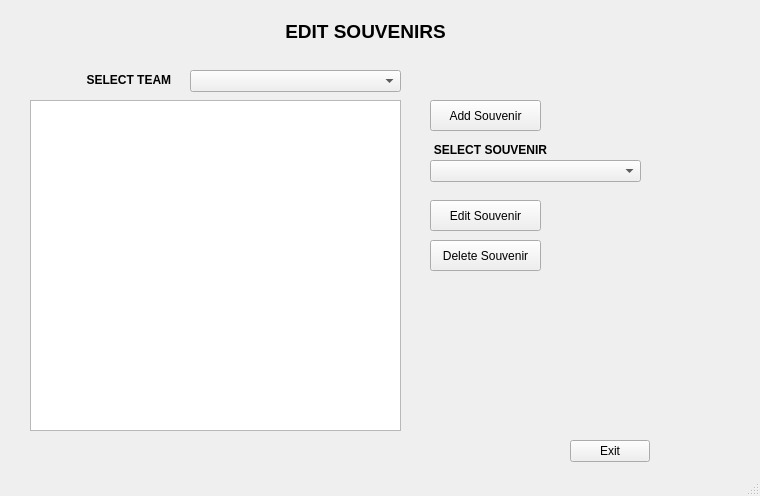
Above: StadiumTourProject/mainwindow.ui from joeyCampbelll/CS1D-Project-2 before the change. Below: the same form after it.
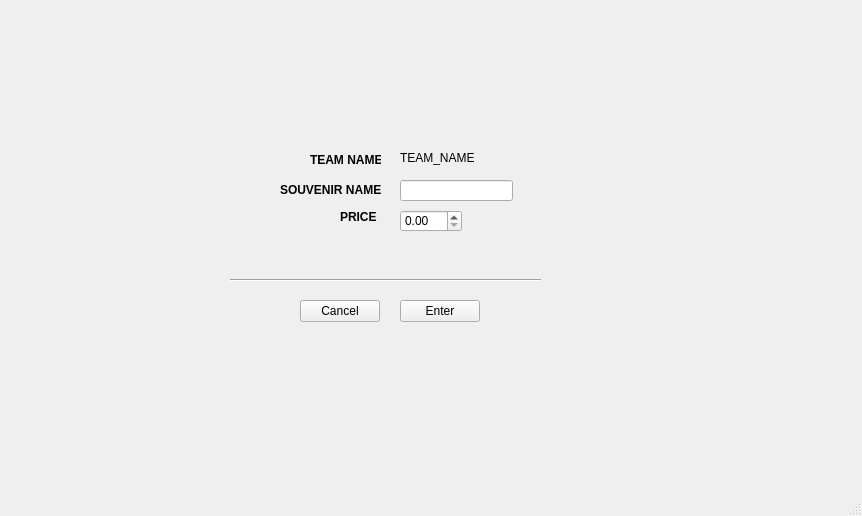
That is the form after the change. The open tabs and pages were chosen to show the change.

Diff of the .ui file:
```diff
--- a/StadiumTourProject/mainwindow.ui
+++ b/StadiumTourProject/mainwindow.ui
@@ -6,8 +6,8 @@
    <rect>
     <x>0</x>
     <y>0</y>
-    <width>760</width>
-    <height>496</height>
+    <width>862</width>
+    <height>516</height>
    </rect>
   </property>
   <property name="windowTitle">
@@ -17,8 +17,8 @@
    <widget class="QStackedWidget" name="stackedWidget">
     <property name="geometry">
      <rect>
-      <x>20</x>
-      <y>0</y>
+      <x>0</x>
+      <y>10</y>
       <width>831</width>
       <height>481</height>
      </rect>
@@ -325,20 +325,20 @@
      <widget class="QPushButton" name="addSouvenirButton">
       <property name="geometry">
        <rect>
-        <x>410</x>
-        <y>100</y>
+        <x>530</x>
+        <y>140</y>
         <width>111</width>
         <height>31</height>
        </rect>
       </property>
       <property name="text">
-       <string>Add Souvenir</string>
+       <string>Add Souvenir +</string>
       </property>
      </widget>
      <widget class="QPushButton" name="deleteSouvenirButton">
       <property name="geometry">
        <rect>
-        <x>410</x>
+        <x>530</x>
         <y>240</y>
         <width>111</width>
         <height>31</height>
@@ -351,8 +351,8 @@
      <widget class="QPushButton" name="editSouvenirButton">
       <property name="geometry">
        <rect>
-        <x>410</x>
-        <y>200</y>
+        <x>530</x>
+        <y>280</y>
         <width>111</width>
         <height>31</height>
        </rect>
@@ -366,16 +366,16 @@
        <rect>
         <x>10</x>
         <y>100</y>
-        <width>371</width>
-        <height>331</height>
+        <width>501</width>
+        <height>311</height>
        </rect>
       </property>
      </widget>
      <widget class="QLabel" name="souvenirTitle">
       <property name="geometry">
        <rect>
-        <x>240</x>
-        <y>20</y>
+        <x>0</x>
+        <y>0</y>
         <width>211</width>
         <height>21</height>
        </rect>
@@ -387,7 +387,7 @@
      <widget class="QComboBox" name="selectTeamBox">
       <property name="geometry">
        <rect>
-        <x>170</x>
+        <x>110</x>
         <y>70</y>
         <width>211</width>
         <height>22</height>
@@ -397,7 +397,7 @@
      <widget class="QLabel" name="selectTeamTitle">
       <property name="geometry">
        <rect>
-        <x>60</x>
+        <x>10</x>
         <y>70</y>
         <width>101</width>
         <height>21</height>
@@ -410,8 +410,8 @@
      <widget class="QComboBox" name="selectSouvenirBox">
       <property name="geometry">
        <rect>
-        <x>410</x>
-        <y>160</y>
+        <x>530</x>
+        <y>210</y>
         <width>211</width>
         <height>22</height>
        </rect>
@@ -420,8 +420,8 @@
      <widget class="QLabel" name="selectTeamTitle_2">
       <property name="geometry">
        <rect>
-        <x>410</x>
-        <y>140</y>
+        <x>520</x>
+        <y>190</y>
         <width>121</width>
         <height>21</height>
        </rect>
@@ -433,10 +433,10 @@
      <widget class="QPushButton" name="exitEditButton">
       <property name="geometry">
        <rect>
-        <x>550</x>
-        <y>440</y>
-        <width>80</width>
-        <height>22</height>
+        <x>630</x>
+        <y>430</y>
+        <width>111</width>
+        <height>31</height>
        </rect>
       </property>
       <property name="text">
@@ -444,6 +444,122 @@
       </property>
      </widget>
     </widget>
+    <widget class="QWidget" name="addPage">
+     <widget class="QLabel" name="priceTitle_3">
+      <property name="geometry">
+       <rect>
+        <x>340</x>
+        <y>200</y>
+        <width>47</width>
+        <height>14</height>
+       </rect>
+      </property>
+      <property name="text">
+       <string>&lt;html&gt;&lt;head/&gt;&lt;body&gt;&lt;p&gt;&lt;span style=&quot; font-weight:600;&quot;&gt;PRICE&lt;/span&gt;&lt;/p&gt;&lt;/body&gt;&lt;/html&gt;</string>
+      </property>
+     </widget>
+     <widget class="QDoubleSpinBox" name="enterPriceSpinBox_3">
+      <property name="geometry">
+       <rect>
+        <x>400</x>
+        <y>200</y>
+        <width>62</width>
+        <height>22</height>
+       </rect>
+      </property>
+      <property name="maximum">
+       <double>1000.000000000000000</double>
+      </property>
+     </widget>
+     <widget class="QLabel" name="teamNameTitle_3">
+      <property name="geometry">
+       <rect>
+        <x>310</x>
+        <y>140</y>
+        <width>71</width>
+        <height>20</height>
+       </rect>
+      </property>
+      <property name="text">
+       <string>&lt;html&gt;&lt;head/&gt;&lt;body&gt;&lt;p&gt;&lt;span style=&quot; font-weight:600;&quot;&gt;TEAM NAME&lt;/span&gt;&lt;/p&gt;&lt;/body&gt;&lt;/html&gt;</string>
+      </property>
+     </widget>
+     <widget class="QLabel" name="updateTeamLabel_3">
+      <property name="geometry">
+       <rect>
+        <x>400</x>
+        <y>140</y>
+        <width>171</width>
+        <height>16</height>
+       </rect>
+      </property>
+      <property name="text">
+       <string>TEAM_NAME</string>
+      </property>
+     </widget>
+     <widget class="QLabel" name="souvenirTitle_5">
+      <property name="geometry">
+       <rect>
+        <x>280</x>
+        <y>170</y>
+        <width>101</width>
+        <height>20</height>
+       </rect>
+      </property>
+      <property name="text">
+       <string>&lt;html&gt;&lt;head/&gt;&lt;body&gt;&lt;p&gt;&lt;span style=&quot; font-weight:600;&quot;&gt;SOUVENIR NAME&lt;/span&gt;&lt;/p&gt;&lt;/body&gt;&lt;/html&gt;</string>
+      </property>
+     </widget>
+     <widget class="QPushButton" name="enterAddButton">
+      <property name="geometry">
+       <rect>
+        <x>400</x>
+        <y>290</y>
+        <width>80</width>
+        <height>22</height>
+       </rect>
+      </property>
+      <property name="text">
+       <string>Enter</string>
+      </property>
+     </widget>
+     <widget class="QLineEdit" name="enterNameBox_3">
+      <property name="geometry">
+       <rect>
+        <x>400</x>
+        <y>170</y>
+        <width>113</width>
+        <height>21</height>
+       </rect>
+      </property>
+     </widget>
+     <widget class="Line" name="line_3">
+      <property name="geometry">
+       <rect>
+        <x>230</x>
+        <y>260</y>
+        <width>311</width>
+        <height>21</height>
+       </rect>
+      </property>
+      <property name="orientation">
+       <enum>Qt::Horizontal</enum>
+      </property>
+     </widget>
+     <widget class="QPushButton" name="cancelAddButton">
+      <property name="geometry">
+       <rect>
+        <x>300</x>
+        <y>290</y>
+        <width>80</width>
+        <height>22</height>
+       </rect>
+      </property>
+      <property name="text">
+       <string>Cancel</string>
+      </property>
+     </widget>
+    </widget>
     <widget class="QWidget" name="editPage">
      <widget class="QPushButton" name="enterEditButton">
       <property name="geometry">
```
Left out of the diff: 28 changed lines with no effect on the pictures.
